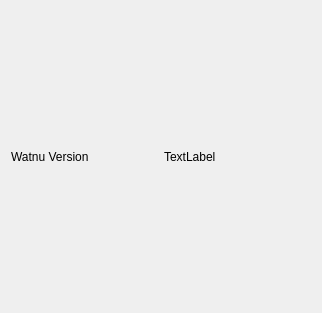
Old version of the form src/ui/about.ui in the repository amogorkon/watnu.
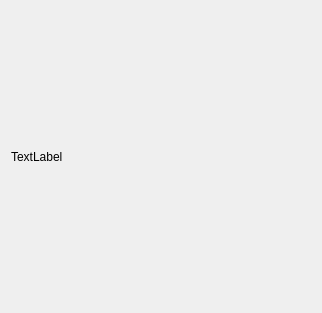
New version of the form.

Commit message: refactor: remove unused QLabel for improved UI clarity in about dialog

Diff of the .ui file:
```diff
--- a/src/ui/about.ui
+++ b/src/ui/about.ui
@@ -14,13 +14,6 @@
    <string>Über Watnu</string>
   </property>
   <layout class="QHBoxLayout" name="horizontalLayout">
-   <item>
-    <widget class="QLabel" name="label">
-     <property name="text">
-      <string>Watnu Version</string>
-     </property>
-    </widget>
-   </item>
    <item>
     <widget class="QLabel" name="version">
      <property name="text">
```
The commit also changes 1 other file.
